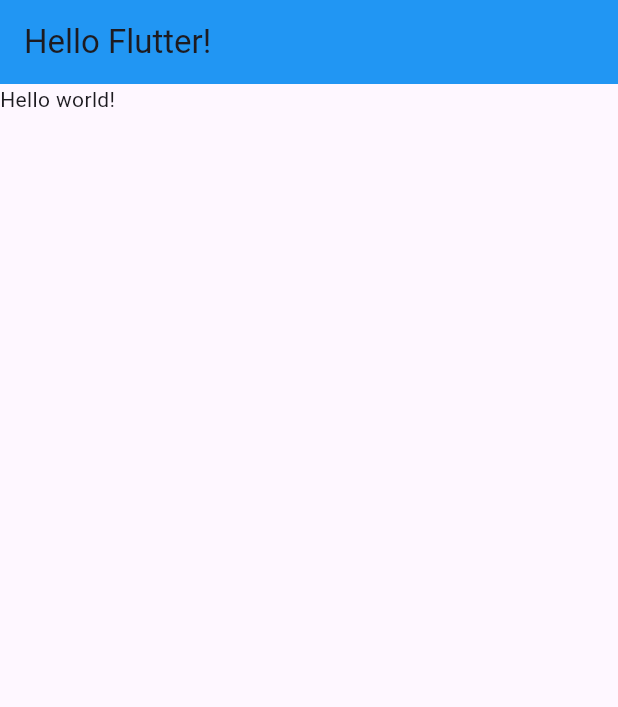
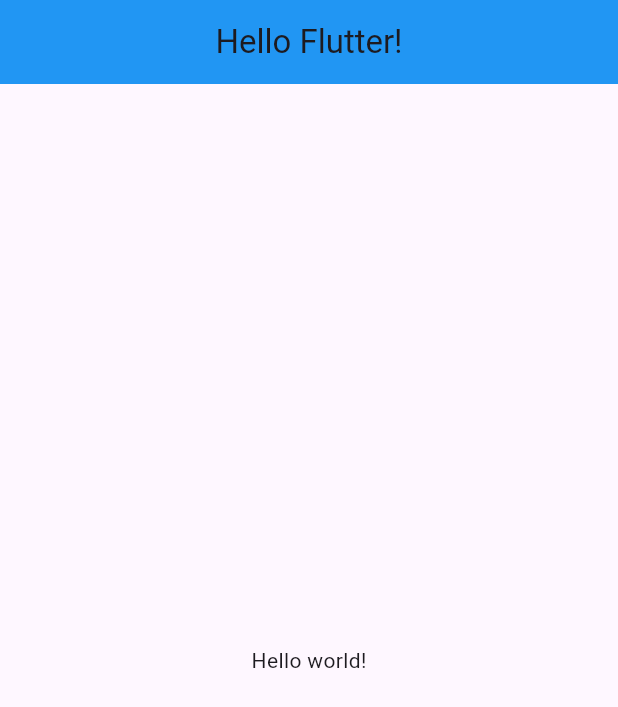
Before and after one commit to no-intel/flutter-toonflix, a Flutter app: the screen it shows after launch, on a phone screen of 412 x 824 dp. Shown: the top 707 px of the screen. Run offline on Flutter 3.47's test engine with Material 3 defaults, Android fonts, the phone set to English and light mode, and no system bars.

Commit message:
Center Widget

```diff
--- a/lib/main.dart
+++ b/lib/main.dart
@@ -11,10 +11,14 @@ class App extends StatelessWidget {
     return MaterialApp(
       home: Scaffold(
         appBar: AppBar(
-          title: Text("Hello Flutter!"),
+          title: Center(
+            child: Text("Hello Flutter!"),
+          ),
           backgroundColor: Colors.blue,
         ),
-        body: Text("Hello world!")
+        body: Center(
+          child: Text("Hello world!"),
+        ),
       ),
     );
   }
```
